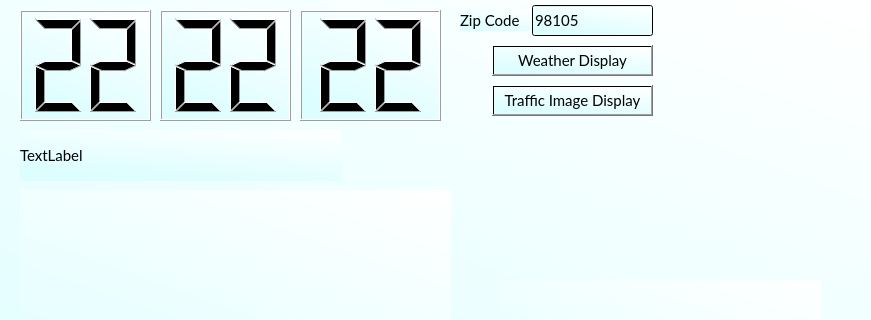
The window that MultiFunctionalDashboard/mainwindow.ui (Nathan-lee-8/LabFour) describes before a commit, drawn with Qt 5; both pictures show x 0 to 871 and y 0 to 320 of the 871 by 688 pixel window.
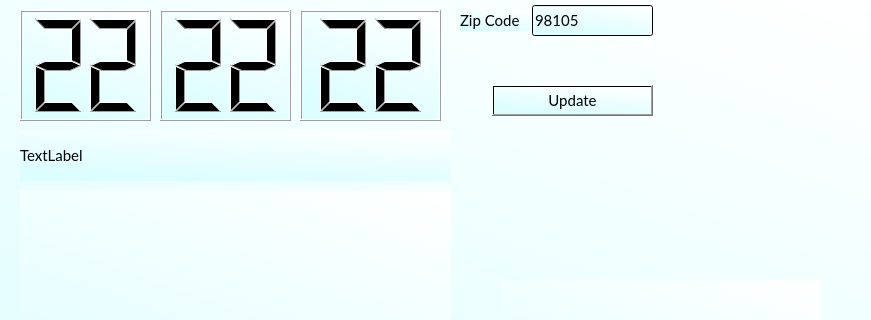
The same window after the commit.

The edit to the form file:
```diff
--- a/MultiFunctionalDashboard/mainwindow.ui
+++ b/MultiFunctionalDashboard/mainwindow.ui
@@ -108,7 +108,7 @@
      </font>
     </property>
     <property name="text">
-     <string>Traffic Image Display</string>
+     <string>Update</string>
     </property>
    </widget>
    <widget class="QLabel" name="imageLabel">
@@ -149,31 +149,12 @@
      <string>98105</string>
     </property>
    </widget>
-   <widget class="QPushButton" name="weatherDisplay">
-    <property name="geometry">
-     <rect>
-      <x>492</x>
-      <y>45</y>
-      <width>161</width>
-      <height>31</height>
-     </rect>
-    </property>
-    <property name="font">
-     <font>
-      <family>Lato</family>
-      <pointsize>11</pointsize>
-     </font>
-    </property>
-    <property name="text">
-     <string>Weather Display</string>
-    </property>
-   </widget>
    <widget class="QLabel" name="weatherLabel">
     <property name="geometry">
      <rect>
       <x>20</x>
       <y>130</y>
-      <width>321</width>
+      <width>431</width>
       <height>51</height>
      </rect>
     </property>
```
Left out of the diff: 4 changed lines with no effect on the pictures.
